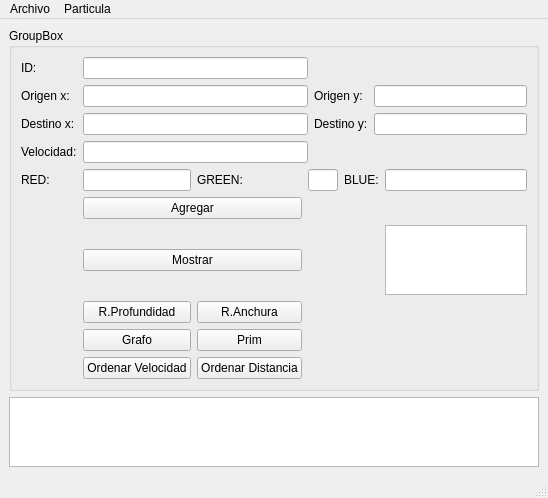
The window that Actividad 11/mainwindow.ui (vale314/Seminario-Algoritmia) describes before a commit, drawn with Qt 5.
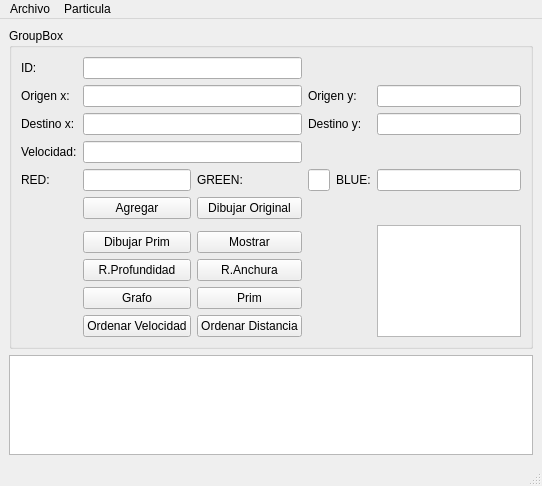
The same window after the commit.

The edit to the form file:
```diff
--- a/Actividad 11/mainwindow.ui
+++ b/Actividad 11/mainwindow.ui
@@ -6,8 +6,8 @@
    <rect>
     <x>0</x>
     <y>0</y>
-    <width>548</width>
-    <height>484</height>
+    <width>542</width>
+    <height>486</height>
    </rect>
   </property>
   <property name="windowTitle">
@@ -21,20 +21,6 @@
        <string>GroupBox</string>
       </property>
       <layout class="QGridLayout" name="gridLayout_2">
-       <item row="8" column="1">
-        <widget class="QPushButton" name="pushButton_5">
-         <property name="text">
-          <string>Grafo</string>
-         </property>
-        </widget>
-       </item>
-       <item row="6" column="1" colspan="2">
-        <widget class="QPushButton" name="pushButton_2">
-         <property name="text">
-          <string>Mostrar</string>
-         </property>
-        </widget>
-       </item>
        <item row="0" column="0">
         <widget class="QLabel" name="label">
          <property name="text">
@@ -42,7 +28,7 @@
          </property>
         </widget>
        </item>
-       <item row="0" column="1" colspan="3">
+       <item row="0" column="1" colspan="2">
         <widget class="QLineEdit" name="lineEdit"/>
        </item>
        <item row="1" column="0">
@@ -52,45 +38,38 @@
          </property>
         </widget>
        </item>
-       <item row="1" column="1" colspan="3">
+       <item row="1" column="1" colspan="2">
         <widget class="QLineEdit" name="lineEdit_2"/>
        </item>
-       <item row="2" column="1" colspan="3">
-        <widget class="QLineEdit" name="lineEdit_3"/>
-       </item>
-       <item row="2" column="0">
-        <widget class="QLabel" name="label_3">
-         <property name="text">
-          <string>Destino x:</string>
-         </property>
-        </widget>
-       </item>
-       <item row="3" column="1" colspan="3">
-        <widget class="QLineEdit" name="lineEdit_4"/>
-       </item>
-       <item row="1" column="4" colspan="2">
+       <item row="1" column="3" colspan="2">
         <widget class="QLabel" name="label_6">
          <property name="text">
           <string>Origen y:</string>
          </property>
         </widget>
        </item>
-       <item row="1" column="6" colspan="2">
+       <item row="1" column="5">
         <widget class="QLineEdit" name="lineEdit_6"/>
        </item>
-       <item row="2" column="4" colspan="2">
+       <item row="2" column="0">
+        <widget class="QLabel" name="label_3">
+         <property name="text">
+          <string>Destino x:</string>
+         </property>
+        </widget>
+       </item>
+       <item row="2" column="1" colspan="2">
+        <widget class="QLineEdit" name="lineEdit_3"/>
+       </item>
+       <item row="2" column="3" colspan="2">
         <widget class="QLabel" name="label_7">
          <property name="text">
           <string>Destino y:</string>
          </property>
         </widget>
        </item>
-       <item row="4" column="0">
-        <widget class="QLabel" name="label_5">
-         <property name="text">
-          <string>RED:</string>
-         </property>
-        </widget>
+       <item row="2" column="5">
+        <widget class="QLineEdit" name="lineEdit_7"/>
        </item>
        <item row="3" column="0">
         <widget class="QLabel" name="label_4">
@@ -99,39 +78,19 @@
          </property>
         </widget>
        </item>
-       <item row="4" column="5" colspan="2">
-        <widget class="QLabel" name="label_9">
-         <property name="text">
-          <string>BLUE:</string>
-         </property>
-        </widget>
+       <item row="3" column="1" colspan="2">
+        <widget class="QLineEdit" name="lineEdit_4"/>
        </item>
-       <item row="2" column="6" colspan="2">
-        <widget class="QLineEdit" name="lineEdit_7"/>
-       </item>
-       <item row="5" column="1" colspan="2">
-        <widget class="QPushButton" name="pushButton">
+       <item row="4" column="0">
+        <widget class="QLabel" name="label_5">
          <property name="text">
-          <string>Agregar</string>
+          <string>RED:</string>
          </property>
         </widget>
        </item>
-       <item row="6" column="7">
-        <widget class="QPlainTextEdit" name="plainTextEdit"/>
-       </item>
        <item row="4" column="1">
         <widget class="QLineEdit" name="lineEdit_5"/>
        </item>
-       <item row="4" column="3" colspan="2">
-        <widget class="QLineEdit" name="lineEdit_8"/>
-       </item>
-       <item row="11" column="1">
-        <widget class="QPushButton" name="pushButton_3">
-         <property name="text">
-          <string>Ordenar Velocidad</string>
-         </property>
-        </widget>
-       </item>
        <item row="4" column="2">
         <widget class="QLabel" name="label_8">
          <property name="text">
@@ -139,37 +98,92 @@
          </property>
         </widget>
        </item>
-       <item row="4" column="7">
+       <item row="4" column="3">
+        <widget class="QLineEdit" name="lineEdit_8"/>
+       </item>
+       <item row="4" column="4">
+        <widget class="QLabel" name="label_9">
+         <property name="text">
+          <string>BLUE:</string>
+         </property>
+        </widget>
+       </item>
+       <item row="4" column="5">
         <widget class="QLineEdit" name="lineEdit_9"/>
        </item>
-       <item row="11" column="2">
-        <widget class="QPushButton" name="pushButton_4">
+       <item row="5" column="1">
+        <widget class="QPushButton" name="pushButton">
          <property name="text">
-          <string>Ordenar Distancia</string>
+          <string>Agregar</string>
          </property>
         </widget>
        </item>
-       <item row="7" column="1">
+       <item row="8" column="1">
         <widget class="QPushButton" name="pushButton_6">
          <property name="text">
           <string>R.Profundidad</string>
          </property>
         </widget>
        </item>
-       <item row="7" column="2">
-        <widget class="QPushButton" name="pushButton_7">
+       <item row="9" column="1">
+        <widget class="QPushButton" name="pushButton_5">
          <property name="text">
-          <string>R.Anchura</string>
+          <string>Grafo</string>
          </property>
         </widget>
        </item>
-       <item row="8" column="2">
+       <item row="9" column="2">
         <widget class="QPushButton" name="pushButton_8">
          <property name="text">
           <string>Prim</string>
          </property>
         </widget>
        </item>
+       <item row="10" column="1">
+        <widget class="QPushButton" name="pushButton_3">
+         <property name="text">
+          <string>Ordenar Velocidad</string>
+         </property>
+        </widget>
+       </item>
+       <item row="10" column="2">
+        <widget class="QPushButton" name="pushButton_4">
+         <property name="text">
+          <string>Ordenar Distancia</string>
+         </property>
+        </widget>
+       </item>
+       <item row="6" column="5" rowspan="5">
+        <widget class="QPlainTextEdit" name="plainTextEdit"/>
+       </item>
+       <item row="8" column="2">
+        <widget class="QPushButton" name="pushButton_7">
+         <property name="text">
+          <string>R.Anchura</string>
+         </property>
+        </widget>
+       </item>
+       <item row="7" column="2">
+        <widget class="QPushButton" name="pushButton_2">
+         <property name="text">
+          <string>Mostrar</string>
+         </property>
+        </widget>
+       </item>
+       <item row="7" column="1">
+        <widget class="QPushButton" name="pushButton_9">
+         <property name="text">
+          <string>Dibujar Prim</string>
+         </property>
+        </widget>
+       </item>
+       <item row="5" column="2">
+        <widget class="QPushButton" name="pushButton_10">
+         <property name="text">
+          <string>Dibujar Original</string>
+         </property>
+        </widget>
+       </item>
       </layout>
      </widget>
     </item>
@@ -183,7 +197,7 @@
     <rect>
      <x>0</x>
      <y>0</y>
-     <width>548</width>
+     <width>542</width>
      <height>21</height>
     </rect>
    </property>
```
Left out of the diff: 6 changed lines with no effect on the pictures.
